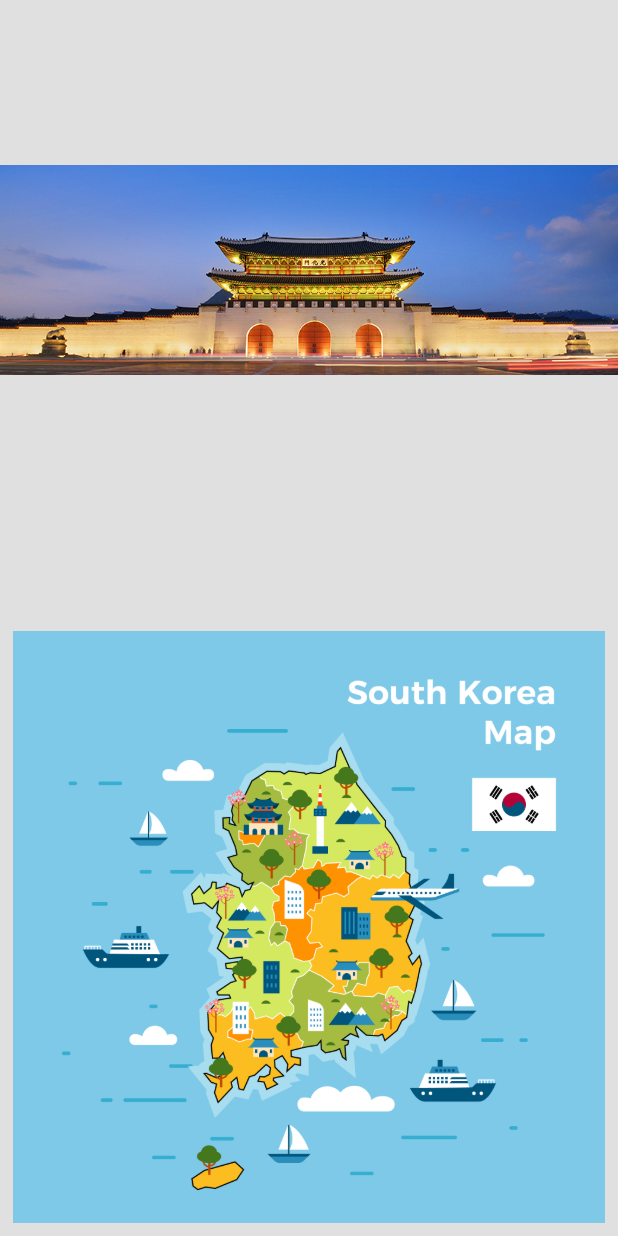
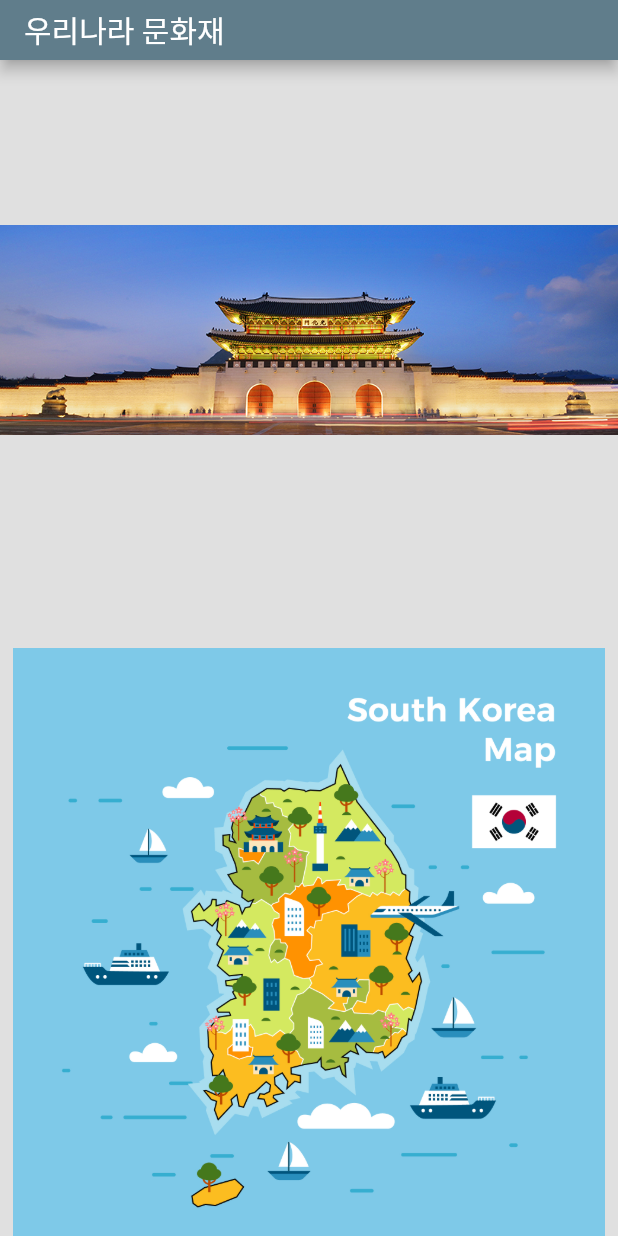
Before and after one commit to KangHongGoo/KoreaCultureAssetsApp, a Flutter app: the screen it shows after launch, on a phone screen of 412 x 824 dp. Run offline on Flutter 3.47's test engine with Material 2 defaults, Android fonts, the phone set to English and light mode, and no system bars; our stand-ins replace carousel_slider, geolocator, get, google_maps_flutter; missing offline and left inert: xml2json; network calls fail; Roboto replaces fonts that are missing (Goong).

Commit message:
230818 appbar

```diff
--- a/lib/main.dart
+++ b/lib/main.dart
@@ -51,7 +51,13 @@ class _MyHomePageState extends State<MyHomePage>{
   @override
   Widget build(BuildContext context) {
     return Scaffold(
-
+      appBar: PreferredSize(
+        preferredSize: Size.fromHeight(40.0),
+        child: AppBar(
+          title: Text('우리나라 문화재'),
+          backgroundColor: Colors.blueGrey,
+        ),
+      ),
       body: Center(
         child: RealHome(),
       ),
```
